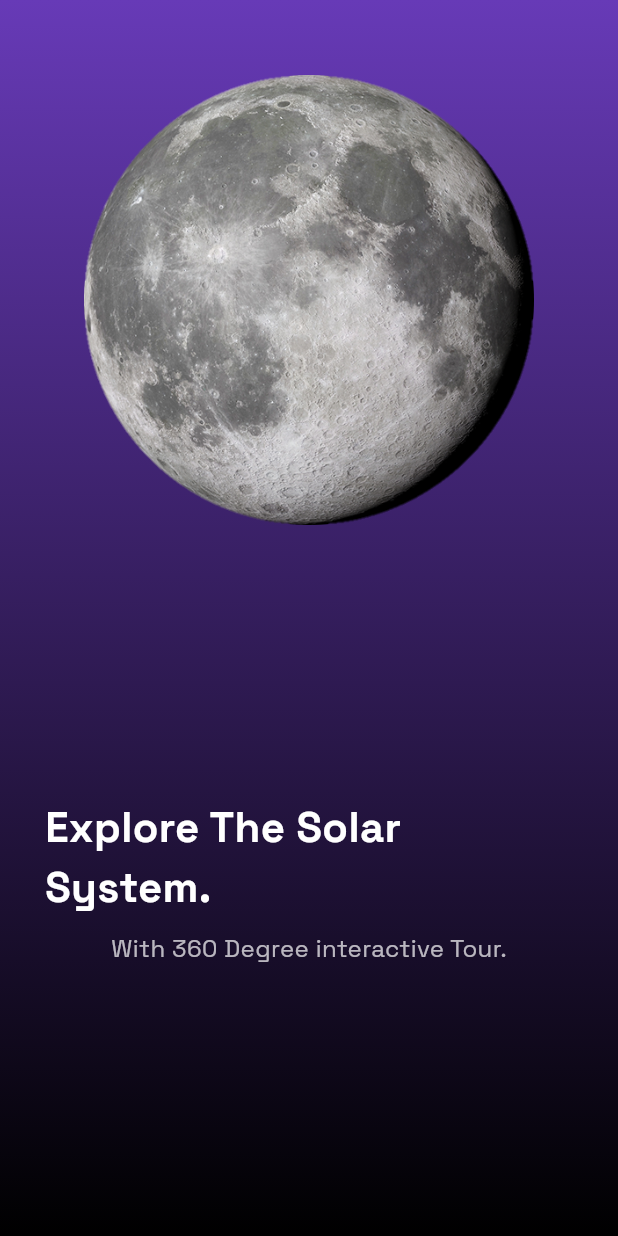
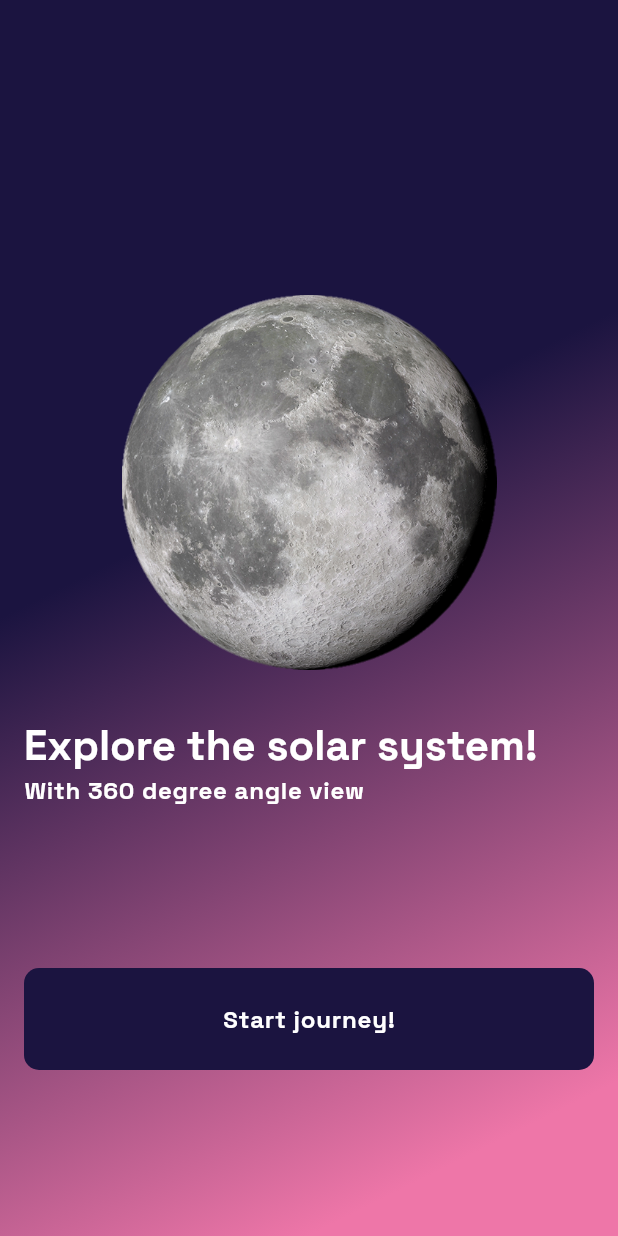
Before and after one commit to lordersaur/exo_vr, a Flutter app: the screen it shows after launch, swiped to page 2, on a phone screen of 412 x 824 dp. Run offline on Flutter 3.47's test engine with Material 3 defaults, Android fonts, the phone set to English and light mode, and no system bars; drawn by our look-alikes of flutter_animate; our stand-ins replace dio, flutter_riverpod, go_router, google_fonts, shared_preferences; missing offline and left inert: arcore_flutter_plugin.

Commit message:
landing y home y cambios de temas

```diff
--- /dev/null
+++ b/lib/modules/landing/submodules/info/ui/info_page.dart
@@ -0,0 +1,93 @@
+import 'package:exo_vr/ui/provider/route_provider.dart';
+import 'package:exo_vr/ui/widgets/filled_button.dart';
+import 'package:exo_vr/ui/widgets/space.dart';
+import 'package:flutter/material.dart';
+import 'package:flutter_animate/flutter_animate.dart';
+import 'package:flutter_riverpod/flutter_riverpod.dart';
+import 'package:go_router/go_router.dart';
+
+class InfoPage extends ConsumerStatefulWidget {
+  const InfoPage({super.key, required this.pageController});
+
+  final PageController pageController;
+
+  @override
+  ConsumerState<ConsumerStatefulWidget> createState() => InfoPageState();
+}
+
+class InfoPageState extends ConsumerState<InfoPage> with SingleTickerProviderStateMixin {
+  // late AnimationController animationController;
+
+  @override
+  void initState() {
+    super.initState();
+    // animationController = AnimationController(vsync: this);
+  }
+
+  @override
+  Widget build(BuildContext context) {
+    return Column(
+      crossAxisAlignment: CrossAxisAlignment.center,
+      mainAxisAlignment: MainAxisAlignment.center,
+      children: [
+        Expanded(
+          flex: 2,
+          child: Column(
+            mainAxisAlignment: MainAxisAlignment.end,
+            children: [
+              Row(
+                mainAxisAlignment: MainAxisAlignment.center,
+                crossAxisAlignment: CrossAxisAlignment.start,
+                children: [
+                  Image.asset(
+                    'assets/images/moon.png',
+                    height: 250,
+                  ).animate().fadeIn(duration: 1.seconds),
+                ],
+              ),
+              Space(
+                horizontal: 16,
+                top: 32,
+                bottom: 0,
+                child: Text(
+                  'Explore the solar system!',
+                  style: Theme.of(context)
+                      .textTheme
+                      .headlineMedium!
+                      .copyWith(fontWeight: FontWeight.bold, color: Theme.of(context).colorScheme.onPrimary),
+                ).animate().then(delay: 1.seconds).fadeIn(duration: 1.seconds),
+              ),
+              Space(
+                bottom: 0,
+                horizontal: 16,
+                child: Text(
+                  'With 360 degree angle view',
+                  style: Theme.of(context).textTheme.bodyLarge!.copyWith(fontWeight: FontWeight.bold, color: Theme.of(context).colorScheme.onPrimary),
+                ).animate().then(delay: 1.seconds).fadeIn(duration: 1.seconds),
+              )
+            ],
+          ),
+        ),
+        const SizedBox(height: 16),
+        Expanded(
+          flex: 1,
+          child: Column(
+            mainAxisAlignment: MainAxisAlignment.center,
+            children: [
+              Space(
+                horizontal: 16,
+                child: CustomFilledButton(
+                  textAlign: TextAlign.center,
+                  text: 'Start journey!',
+                  onTap: () async {
+                    context.goNamed('home');
+                  },
+                ).animate().then(delay: 2.seconds).fadeIn(duration: 1.seconds),
+              ),
+            ],
+          ),
+        )
+      ],
+    );
+  }
+}
--- a/lib/modules/landing/ui/landing_page.dart
+++ b/lib/modules/landing/ui/landing_page.dart
@@ -1,5 +1,5 @@
-import 'package:exo_vr/ui/widgets/filled_button.dart';
-import 'package:exo_vr/ui/widgets/space.dart';
+import 'package:exo_vr/modules/landing/submodules/info/ui/info_page.dart';
+import 'package:exo_vr/modules/landing/submodules/welcome/ui/welcome_page.dart';
 import 'package:flutter/material.dart';
 import 'package:flutter_riverpod/flutter_riverpod.dart';
 
@@ -11,11 +11,7 @@ class LandingPage extends ConsumerWidget {
   @override
   Widget build(BuildContext context, WidgetRef ref) {
     return Scaffold(
-      body: PageView(
-        controller: pageController,
-        scrollDirection: Axis.horizontal,
-        children: [
-          Container(
+      body: Container(
         decoration: BoxDecoration(
           gradient: LinearGradient(
             end: Alignment.bottomCenter,
@@ -25,116 +21,14 @@ class LandingPage extends ConsumerWidget {
             ],
           ),
         ),
-            child: Column(
-              crossAxisAlignment: CrossAxisAlignment.center,
-              mainAxisAlignment: MainAxisAlignment.center,
+        child: PageView(
+          controller: pageController,
+          scrollDirection: Axis.horizontal,
           children: [
-                Expanded(
-                  flex: 2,
-                  child: Column(
-                    mainAxisAlignment: MainAxisAlignment.end,
-                    children: [
-                      Row(
-                        mainAxisAlignment: MainAxisAlignment.center,
-                        crossAxisAlignment: CrossAxisAlignment.start,
-                        children: [
-                          Image.asset(
-                            'assets/icon/icon.png',
-                            height: 300,
-                          ),
+            WelcomePage(pageController: pageController),
+            InfoPage(pageController: pageController),
           ],
         ),
-                      Space(
-                        child: Row(
-                          mainAxisAlignment: MainAxisAlignment.center,
-                          crossAxisAlignment: CrossAxisAlignment.start,
-                          children: [
-                            Text(
-                              'Explore the galaxies!'.toUpperCase(),
-                              style: Theme.of(context)
-                                  .textTheme
-                                  .titleLarge!
-                                  .copyWith(fontWeight: FontWeight.bold, color: Theme.of(context).colorScheme.onPrimary),
-                            ),
-                          ],
-                        ),
-                      ),
-                    ],
-                  ),
-                ),
-                const SizedBox(height: 16),
-                Expanded(
-                  flex: 1,
-                  child: Column(
-                    mainAxisAlignment: MainAxisAlignment.center,
-                    children: [
-                      Space(
-                        horizontal: 16,
-                        child: CustomFilledButton(
-                          textAlign: TextAlign.center,
-                          text: 'Start journey',
-                          onTap: () async {
-                            pageController.nextPage(duration: const Duration(milliseconds: 600), curve: Curves.easeInOut);
-                          },
-                        ),
-                      ),
-                    ],
-                  ),
-                )
-              ],
-            ),
-          ),
-          Stack(
-            children: [
-              Container(
-                decoration: const BoxDecoration(
-                  gradient: LinearGradient(
-                    colors: [Colors.deepPurple, Colors.black],
-                    begin: Alignment.topCenter,
-                    end: Alignment.bottomCenter,
-                  ),
-                ),
-              ),
-              Positioned(
-                top: 50,
-                left: 50,
-                right: 50,
-                child: Image.asset(
-                  'assets/images/moon.png',
-                  height: 300,
-                  fit: BoxFit.contain,
-                ),
-              ),
-              const Positioned(
-                bottom: 180,
-                left: 30,
-                right: 30,
-                child: Column(
-                  crossAxisAlignment: CrossAxisAlignment.center,
-                  children: [
-                    Text(
-                      "Explore The Solar System.",
-                      style: TextStyle(
-                        color: Colors.white,
-                        fontSize: 28,
-                        fontWeight: FontWeight.bold,
-                      ),
-                    ),
-                    SizedBox(height: 10),
-                    Text(
-                      "With 360 Degree interactive Tour.",
-                      style: TextStyle(
-                        color: Colors.white70,
-                        fontSize: 16,
-                      ),
-                    ),
-                  ],
-                ),
-              ),
-            ],
-          ),
-          // const MarsPage(),
-        ],
       ),
     );
   }
--- a/lib/modules/planets/ui/pages/planet_page.dart
+++ b/lib/modules/planets/ui/pages/planet_page.dart
@@ -3,7 +3,7 @@ import 'package:exo_vr/modules/planets/ui/widgets/planet_button.dart';
 import 'package:exo_vr/modules/planets/ui/widgets/planet_description.dart';
 import 'package:exo_vr/modules/planets/ui/widgets/planet_image.dart';
 import 'package:flutter/material.dart';
-import 'package:exo_vr/pages/planet_android_page.dart';
+import 'package:exo_vr/modules/space_camera/planet_android_page.dart';
 
 class PlanetPage extends StatelessWidget {
   const PlanetPage({super.key});
--- a/lib/ui/provider/route_provider.dart
+++ b/lib/ui/provider/route_provider.dart
@@ -1,4 +1,4 @@
-import 'package:exo_vr/modules/home/ui/pages/home_page.dart';
+import 'package:exo_vr/modules/home/ui/home_page.dart';
 import 'package:exo_vr/modules/landing/ui/landing_page.dart';
 import 'package:flutter_riverpod/flutter_riverpod.dart';
 import 'package:go_router/go_router.dart';
--- a/lib/ui/widgets/filled_button.dart
+++ b/lib/ui/widgets/filled_button.dart
@@ -19,11 +19,13 @@ class CustomFilledButton extends ConsumerStatefulWidget {
     this.selected = true,
     this.externalLoading,
     this.onLoadingChanged,
+    this.iconSize,
     this.fontSize,
   });
 
   final Future<void> Function() onTap;
   final IconData? leading;
+  final double? iconSize;
   final Color? textColor;
   final IconData? trailing;
   final EdgeInsets? padding;
@@ -112,7 +114,7 @@ class _CustomFilledButtonState extends ConsumerState<CustomFilledButton> {
             if (widget.leading != null && loading == false)
               Icon(
                 widget.leading,
-                size: 20,
+                size: widget.iconSize ?? 20,
                 color: widget.enabled
                     ? (widget.iconColor ?? (widget.selected ? Theme.of(context).colorScheme.onPrimary : Theme.of(context).colorScheme.onSurface))
                     : (widget.iconColor ?? Theme.of(context).colorScheme.onSurface).withOpacity(.5),
@@ -120,8 +122,7 @@ class _CustomFilledButtonState extends ConsumerState<CustomFilledButton> {
             else
               const SizedBox.shrink(),
             if (widget.text != null && loading == false)
-              Expanded(
-                child: Padding(
+              Padding(
                 padding: const EdgeInsets.symmetric(horizontal: 5),
                 child: Text(
                   widget.text!,
@@ -136,10 +137,9 @@ class _CustomFilledButtonState extends ConsumerState<CustomFilledButton> {
                           : widget.textColor ?? (widget.selected ? Theme.of(context).colorScheme.onPrimary : null)),
                 ),
               ),
-              ),
             widget.trailing != null && loading == false
                 ? Icon(widget.trailing,
-                    size: 20,
+                    size: widget.iconSize ?? 20,
                     color: widget.enabled
                         ? (widget.iconColor ?? (widget.selected ? Theme.of(context).colorScheme.onPrimary : Theme.of(context).colorScheme.onSurface))
                         : (widget.iconColor ?? Theme.of(context).colorScheme.onSurface).withOpacity(.5))
@@ -148,6 +148,6 @@ class _CustomFilledButtonState extends ConsumerState<CustomFilledButton> {
         ),
       ),
     );
-    return Tooltip(message: widget.tooltip ?? widget.text, child: button);
+    return Tooltip(message: widget.tooltip ?? widget.text ?? '', child: button);
   }
 }
```
Also changed, not shown: lib/modules/home/ui/home_page.dart (added, +66 -0 lines), lib/modules/home/ui/pages/home_page.dart (deleted, +0 -10 lines), lib/modules/landing/submodules/welcome/ui/welcome_page.dart (added, +89 -0 lines), lib/ui/theme/exo_theme.dart (+15 -1 lines). Lines whose indentation alone changed are shown as unchanged.
